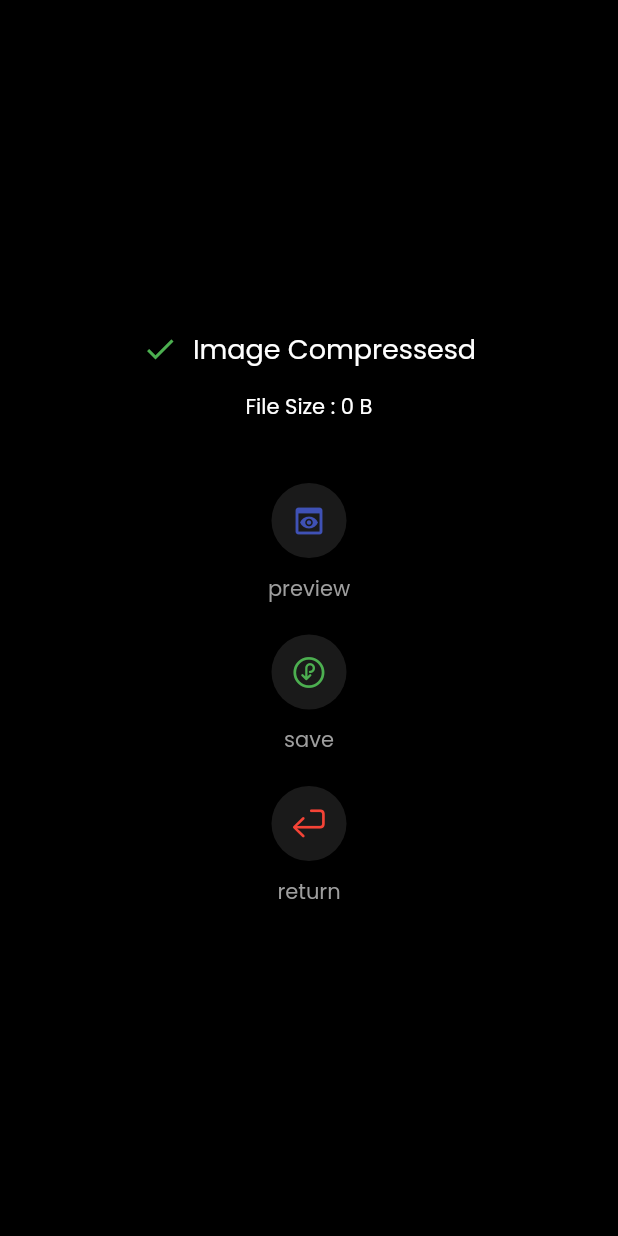
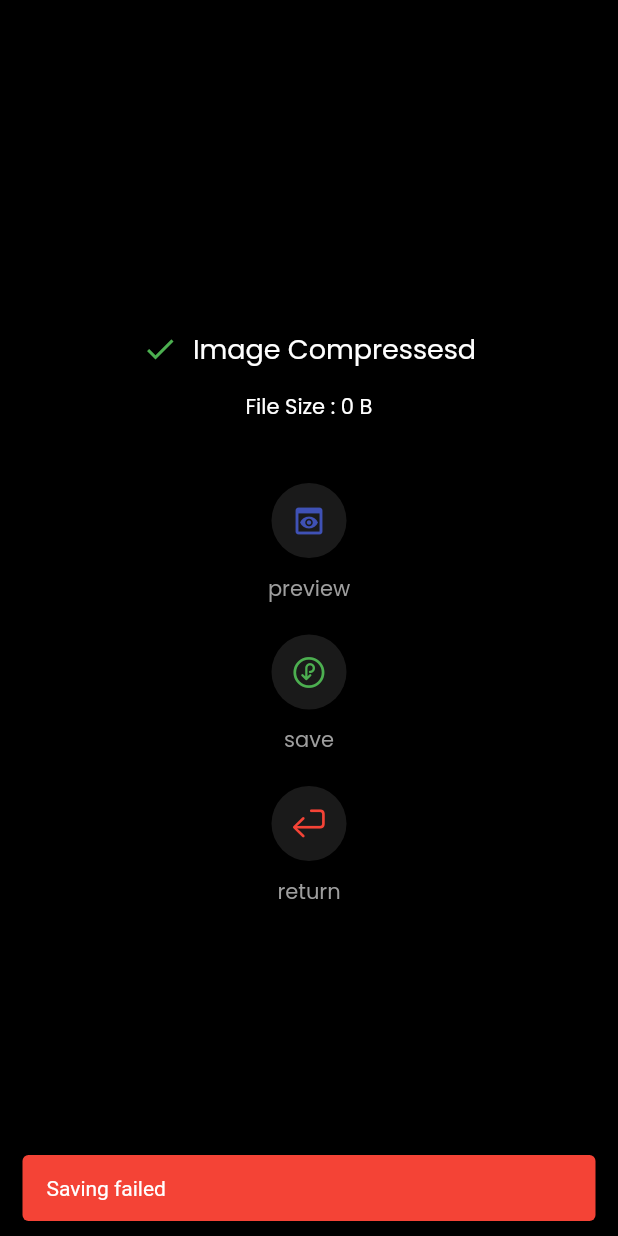
Before and after one commit to aabirsark/Rx-compressor, a Flutter app: the ResultPage screen opened directly with empty values, after a tap on "save", on a phone screen of 412 x 824 dp. Run offline on Flutter 3.47's test engine with Material 2 defaults, Android fonts, the phone set to English and light mode, and no system bars; our stand-ins replace flutter_image_compress, gallery_saver, google_fonts, image_picker.

Commit message:
bugs fixed

```diff
--- a/lib/meta/home.dart
+++ b/lib/meta/home.dart
@@ -43,7 +43,6 @@ class _HomePageState extends State<HomePage> {
           child: InkWell(
             borderRadius: BorderRadius.circular(10),
             onTap: () async {
-              context.read<ImagePickerProvider>().changeCompressingValue();
               if (context.read<ImagePickerProvider>().file != null) {
                 if (_heightController.text.isNotEmpty ||
                     _widthController.text.isNotEmpty ||
@@ -52,6 +51,9 @@ class _HomePageState extends State<HomePage> {
                     int height = int.parse(_heightController.text);
                     int width = int.parse(_widthController.text);
                     int quality = int.parse(_qualityController.text);
+                    context
+                        .read<ImagePickerProvider>()
+                        .changeCompressingValue();
 
                     var compressedFile = await Utils.testCompressFile(
                         context.read<ImagePickerProvider>().file!,
@@ -85,7 +87,7 @@ class _HomePageState extends State<HomePage> {
                 }
               } else {
                 ScaffoldMessenger.of(context).showSnackBar(const SnackBar(
-                  content: Text("Please enter a small value"),
+                  content: Text("All Fields are required"),
                   backgroundColor: Colors.red,
                   behavior: SnackBarBehavior.floating,
                 ));
--- a/lib/meta/results.dart
+++ b/lib/meta/results.dart
@@ -58,7 +58,25 @@ class ResultPage extends StatelessWidget {
             GestureDetector(
               onTap: () async {
                 var result = await Utils.saveFile(file);
-                print(result);
+                if (result) {
+                  ScaffoldMessenger.of(context).showSnackBar(const SnackBar(
+                    content: Text(
+                      "Saved",
+                      style: TextStyle(color: Colors.white),
+                    ),
+                    backgroundColor: Colors.green,
+                    behavior: SnackBarBehavior.floating,
+                  ));
+                } else {
+                  ScaffoldMessenger.of(context).showSnackBar(const SnackBar(
+                    content: Text(
+                      "Saving failed",
+                      style: TextStyle(color: Colors.white),
+                    ),
+                    backgroundColor: Colors.red,
+                    behavior: SnackBarBehavior.floating,
+                  ));
+                }
               },
               child: const OptionButton(
                   icon: CupertinoIcons.download_circle,
```
Also changed, not shown: 3 other files.
